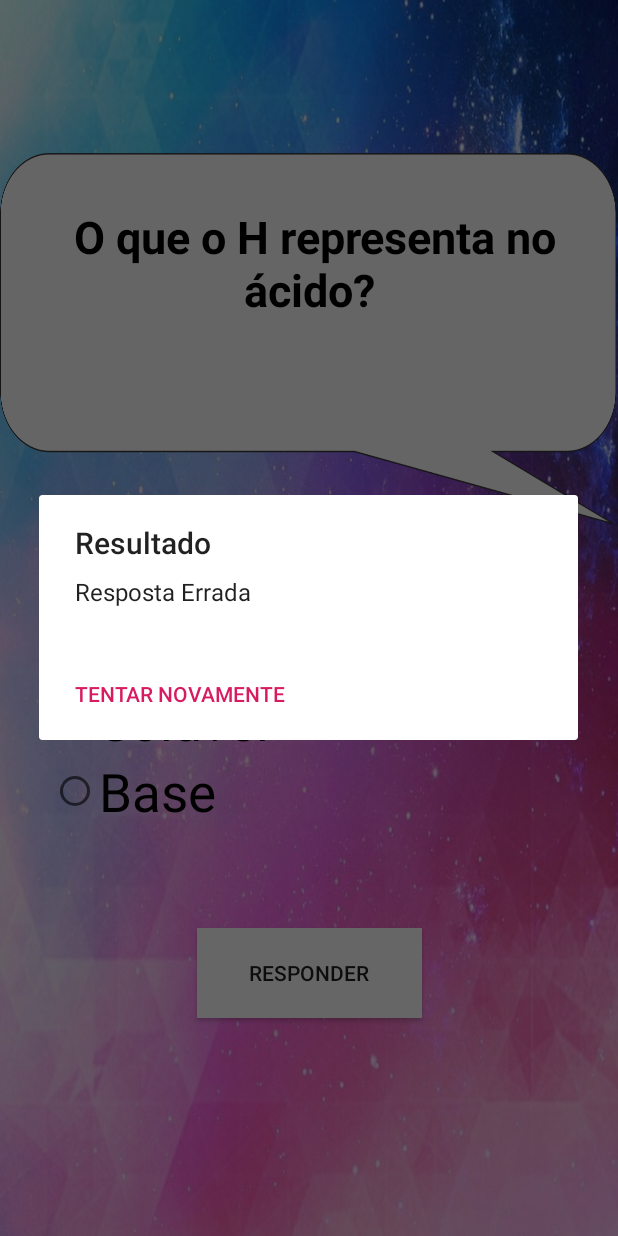
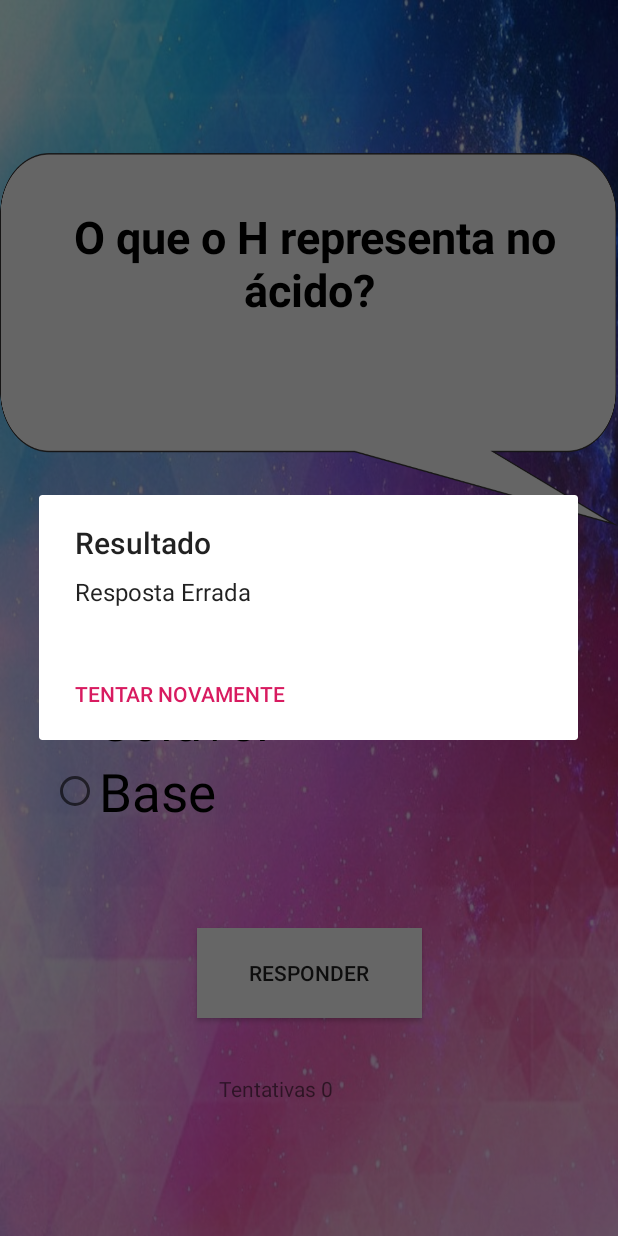
Before and after one commit to AlexsSousa/quisquimicaApp, an Android app: the Tela2Activity screen opened directly, with no data from a screen before it, after a tap on "RESPONDER", on a phone screen of 412 x 824 dp. Run offline under Robolectric (Android 15) with nearby library versions, the phone set to English and light mode, and no system bars.

Commit message:
Start commit!

```diff
--- a/app/src/main/java/com/example/appquimica/Tela2Activity.kt
+++ b/app/src/main/java/com/example/appquimica/Tela2Activity.kt
@@ -4,6 +4,7 @@ import androidx.appcompat.app.AppCompatActivity
 import android.os.Bundle
 import android.widget.Button
 import android.widget.RadioGroup
+import android.widget.TextView
 import android.widget.Toast
 import androidx.appcompat.app.AlertDialog
 
@@ -17,7 +18,11 @@ class Tela2Activity : AppCompatActivity() {
 
         val buttonResultado = findViewById<Button>(R.id.btnResultadoId)
 
+        val oContador = findViewById<TextView>(R.id.contadorID) as TextView
+
         var respostaa = 0
+
+        var contador = 0
 
         val builder = AlertDialog.Builder(this) // alerta na tela toda
 
@@ -36,19 +41,24 @@ class Tela2Activity : AppCompatActivity() {
                 R.id.answer2->{
                     zerarResposta(respostaa)
                     respostaa = 2
+
                 }
                 R.id.answer3->{
                     zerarResposta(respostaa)
                     respostaa = 3
+
                 }
                 R.id.answer4->{
                     zerarResposta(respostaa)
                     respostaa = 4
+
                 }
             }
         }
 
         buttonResultado.setOnClickListener {
+
+            oContador.setText("Tentativas $contador"  )
 
             if (respostaa == 1){
                 builder.setTitle("Resultado")
@@ -61,30 +71,39 @@ class Tela2Activity : AppCompatActivity() {
                 builder.setTitle("Resultado")
                 builder.setMessage("Resposta Errada")
                 builder.setPositiveButton("Tentar Novamente") { dialog, which  ->
-                    Toast.makeText(this, "Boa Sorte", Toast.LENGTH_SHORT).show()
+                    //Toast.makeText(this, "Boa Sorte", Toast.LENGTH_SHORT).show()
+                    contador +=1
                 }
+
                 builder.show()
             }else if (respostaa == 3){
                 builder.setTitle("Resultado")
                 builder.setMessage("Resposta Errada")
                 builder.setPositiveButton("Tentar Novamente") { dialog, which ->
-                    Toast.makeText(this, "Boa Sorte", Toast.LENGTH_SHORT).show()
+                    //Toast.makeText(this, "Boa Sorte", Toast.LENGTH_SHORT).show()
+                    contador +=1
                 }
+
                 builder.show()
             }else if (respostaa == 4){
                 builder.setTitle("Resultado")
                 builder.setMessage("Resposta Errada")
                 builder.setPositiveButton("Tentar Novamente") {dialog, which ->
-                    Toast.makeText(this,"Boa Sorte", Toast.LENGTH_SHORT).show()
+                    //Toast.makeText(this, "Boa Sorte", Toast.LENGTH_SHORT).show()
+                    contador +=1
                 }
+
                 builder.show()
             }else{
                 builder.setTitle("Resultado")
                 builder.setMessage("Resposta Errada")
-                builder.setNeutralButton("Tentar Novamente") {dialog, i ->  }
+                builder.setNeutralButton("Tentar Novamente") {dialog, which ->
+                    //Toast.makeText(this, "Boa Sorte", Toast.LENGTH_SHORT).show()
+                    contador +=1
+                }
+
                 builder.show()
             }
-
         }
 
     }
--- a/app/src/main/res/layout/activity_tela2.xml
+++ b/app/src/main/res/layout/activity_tela2.xml
@@ -83,5 +83,16 @@
         app:layout_constraintStart_toStartOf="parent"
         app:layout_constraintTop_toBottomOf="@+id/questID1" />
 
+    <TextView
+        android:id="@+id/contadorID"
+        android:layout_width="120dp"
+        android:layout_height="40dp"
+        android:text=""
+        app:layout_constraintBottom_toBottomOf="parent"
+        app:layout_constraintEnd_toEndOf="parent"
+        app:layout_constraintStart_toStartOf="parent"
+        app:layout_constraintTop_toBottomOf="@+id/btnResultadoId"
+        app:layout_constraintVertical_bias="0.352" />
+
 
 </androidx.constraintlayout.widget.ConstraintLayout>
```
